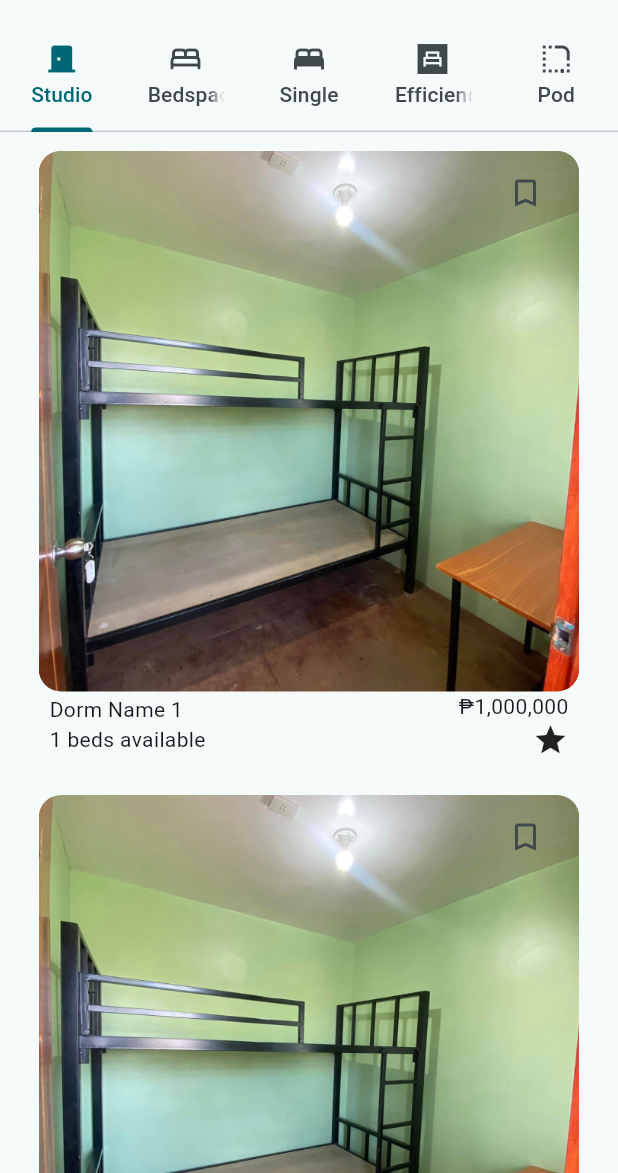
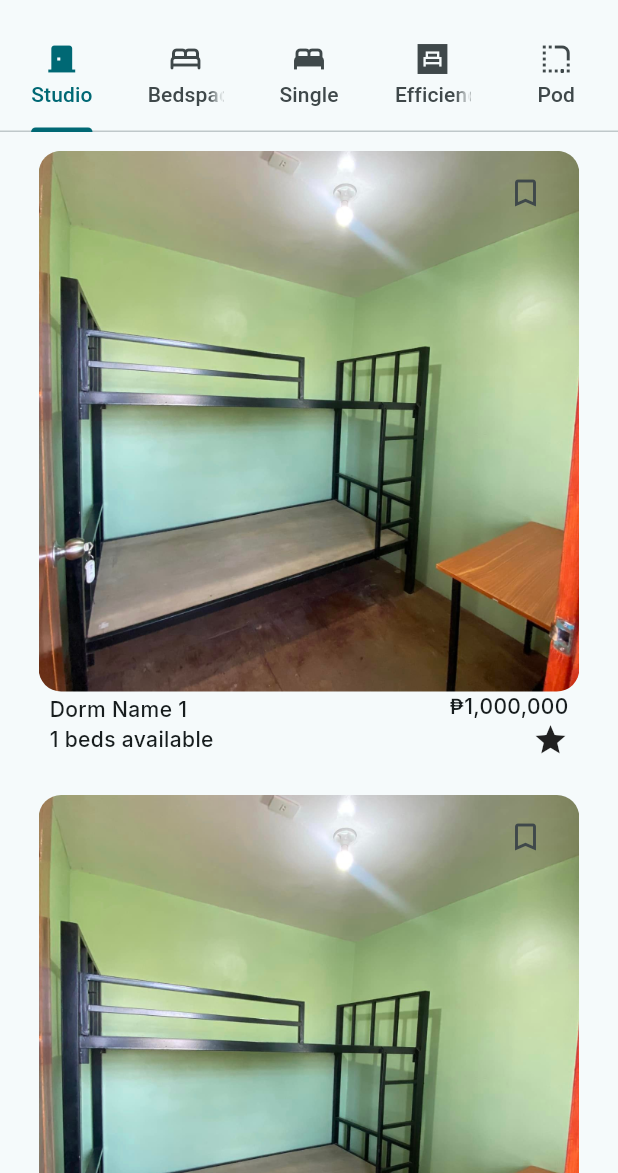
Before and after one commit to ringojuice03/dormhub, a Flutter app: the screen it shows after launch, on a phone screen of 412 x 824 dp, the part 63-1236 px from its top. Run offline on Flutter 3.47's test engine with Material 3 defaults, Android fonts, the phone set to English and light mode, and no system bars; our stand-ins replace auto_size_text, flutter_svg, google_fonts.

Commit message:
ADD: font themes

```diff
--- a/dorm_list/lib/main.dart
+++ b/dorm_list/lib/main.dart
@@ -37,9 +37,21 @@
             fontStyle: FontStyle.italic,
             fontSize: 12.0,
           ),
+          displayMedium: GoogleFonts.inter(
+            fontWeight: FontWeight.w900,
+            fontSize: 24.0,
+          ),
           displayLarge: GoogleFonts.inter(
             fontWeight: FontWeight.w900,
             fontSize: 48.0,
+          ),
+          bodySmall: GoogleFonts.inter(
+            fontWeight: FontWeight.w500,
+            fontSize: 12.0,
+          ),
+          bodyMedium: GoogleFonts.inter(
+            fontWeight: FontWeight.w500,
+            fontSize: 14.0,
           ),
         ),
       ),
```
